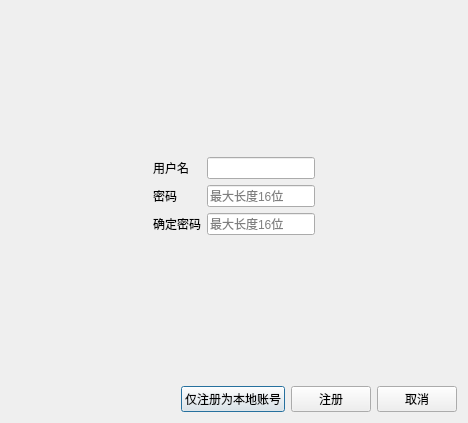
Above: LxDairy/src/RegisterDialog.ui from leishengxie/FengZhiHong before the change. Below: the same form after it.
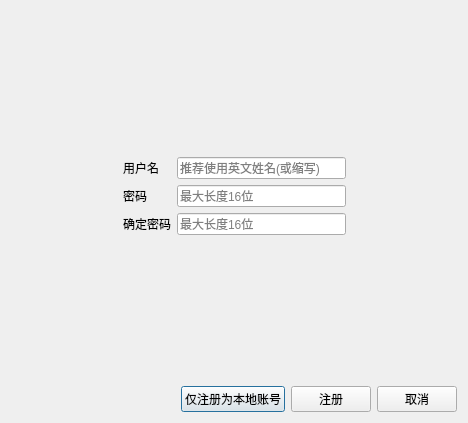
That is the form after the change.

The edit to the form file:
```diff
--- a/LxDairy/src/RegisterDialog.ui
+++ b/LxDairy/src/RegisterDialog.ui
@@ -28,7 +28,7 @@
     </spacer>
    </item>
    <item>
-    <layout class="QHBoxLayout" name="horizontalLayout">
+    <layout class="QHBoxLayout" name="horizontalLayout" stretch="1,2,1">
      <item>
       <spacer name="horizontalSpacer">
        <property name="orientation">
@@ -56,6 +56,9 @@
          <property name="maxLength">
           <number>32</number>
          </property>
+         <property name="placeholderText">
+          <string>推荐使用英文姓名(或缩写)</string>
+         </property>
         </widget>
        </item>
        <item row="4" column="1">
```
